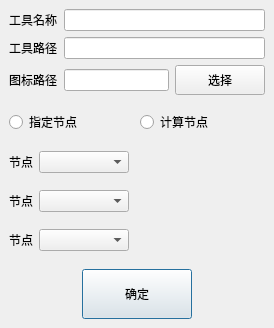
Above: digitalIntegration/AddToolInfoDialog.ui from jiaqingguo/DI before the change. Below: the same form after it.
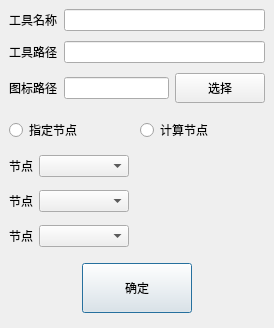
That is the form after the change.

```diff
--- a/digitalIntegration/AddToolInfoDialog.ui
+++ b/digitalIntegration/AddToolInfoDialog.ui
@@ -155,7 +155,7 @@
         <number>9</number>
        </property>
        <property name="bottomMargin">
-        <number>9</number>
+        <number>15</number>
        </property>
        <item>
         <widget class="QPushButton" name="btnOK">
@@ -243,6 +243,9 @@
      <property name="bottomMargin">
       <number>9</number>
      </property>
+     <property name="verticalSpacing">
+      <number>10</number>
+     </property>
      <item row="1" column="1" colspan="2">
       <widget class="QLineEdit" name="lineEditToolPath">
        <property name="minimumSize">
```
